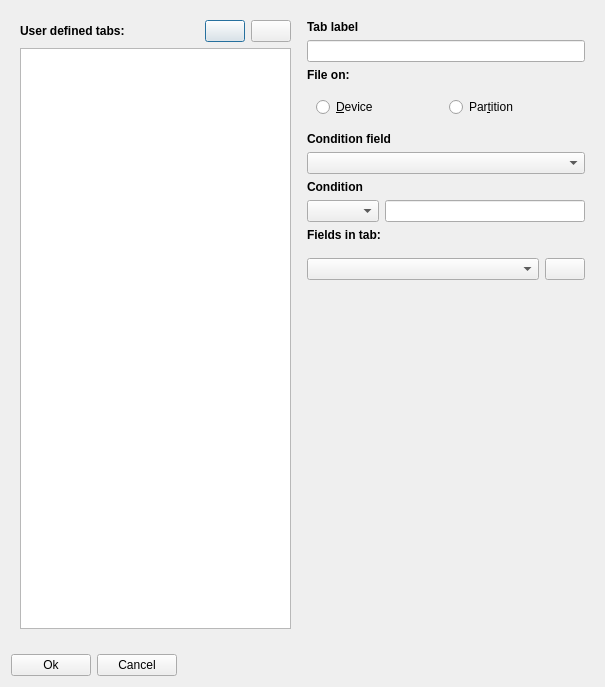
Old version of the form ui/tabconfig.ui in the repository iddekingej/blgui.
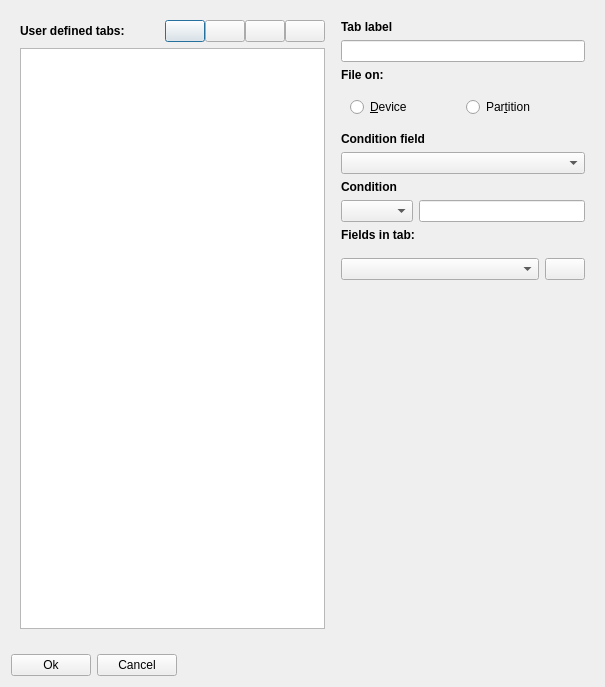
New version of the form. Icons and pictures are not drawn.

Commit message: * DoubleLinkedList and cancel delete, move tab def

The edit to the form file:
```diff
--- a/ui/tabconfig.ui
+++ b/ui/tabconfig.ui
@@ -40,6 +40,9 @@
            <layout class="QVBoxLayout" name="verticalLayout">
             <item>
              <layout class="QHBoxLayout" name="horizontalLayout_3">
+              <property name="spacing">
+               <number>0</number>
+              </property>
               <property name="leftMargin">
                <number>0</number>
               </property>
@@ -59,6 +62,41 @@
                 </property>
                </widget>
               </item>
+              <item>
+               <spacer name="horizontalSpacer_2">
+                <property name="orientation">
+                 <enum>Qt::Horizontal</enum>
+                </property>
+                <property name="sizeHint" stdset="0">
+                 <size>
+                  <width>40</width>
+                  <height>20</height>
+                 </size>
+                </property>
+               </spacer>
+              </item>
+              <item>
+               <widget class="QPushButton" name="upDef">
+                <property name="text">
+                 <string/>
+                </property>
+                <property name="icon">
+                 <iconset resource="../resources/icons.qrc">
+                  <normaloff>:/icons/up.png</normaloff>:/icons/up.png</iconset>
+                </property>
+               </widget>
+              </item>
+              <item>
+               <widget class="QPushButton" name="downDef">
+                <property name="text">
+                 <string/>
+                </property>
+                <property name="icon">
+                 <iconset resource="../resources/icons.qrc">
+                  <normaloff>:/icons/down.png</normaloff>:/icons/down.png</iconset>
+                </property>
+               </widget>
+              </item>
               <item>
                <widget class="QPushButton" name="addTab">
                 <property name="sizePolicy">
```
Left out of the diff: 2 changed lines with no effect on the pictures. The commit also changes 7 other files.
